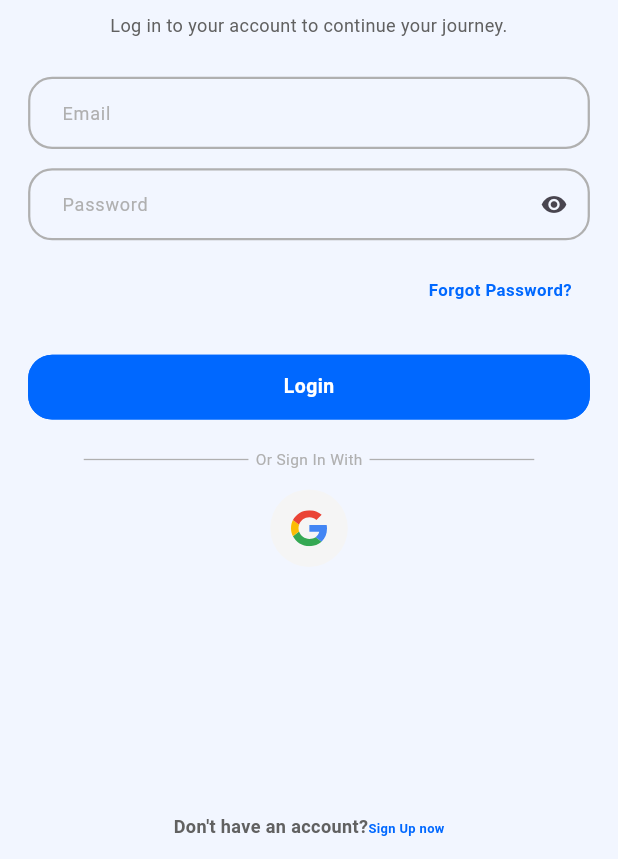
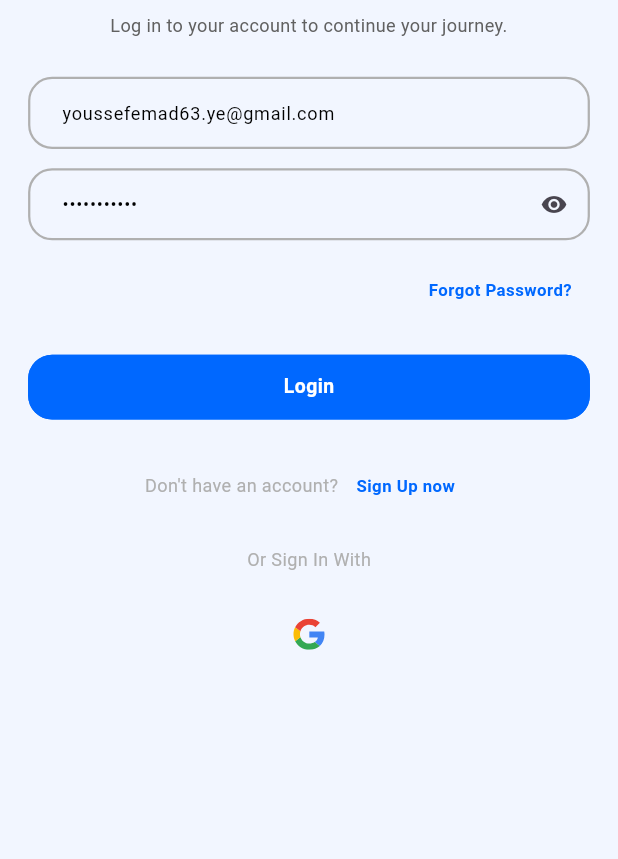
Before and after one commit to youssefemadeldn/Manfaz-Client, a Flutter app: the OtpVerificationView screen opened by its route, after a tap on "Verify", on a phone screen of 412 x 824 dp, the part 377-1236 px from its top. Run offline on Flutter 3.47's test engine with Material 3 defaults, Android fonts, the phone set to English and light mode, and no system bars; our stand-ins replace bloc, buttons_tabbar, connectivity_plus, dartz, dio, easy_localization and 9 more; network calls fail; Roboto replaces fonts that are missing (Poppins).

Commit message:
finish login feather

```diff
--- a/lib/core/network/api_constant.dart
+++ b/lib/core/network/api_constant.dart
@@ -4,7 +4,7 @@ class ApiConstant {
   static const String userToken = '';
 
   // EntPoints
-  static const String loginEP = '';
+  static const String loginEP = 'login';
   static const String signUpEP = 'register';
   static const String homeEP = '';
 }
--- a/lib/core/routes/app_router.dart
+++ b/lib/core/routes/app_router.dart
@@ -7,11 +7,11 @@ import 'package:manfaz/features/login/presentation/view/login_view.dart';
 import 'package:manfaz/features/login/presentation/view/otp_verification_view.dart';
 import 'package:manfaz/features/login/presentation/view/success_verification_view.dart';
 import 'package:manfaz/features/onBoardings/presentation/views/on_boarding_view.dart';
-import 'package:manfaz/features/register/domain/use_cases/register_use_case.dart';
 import '../../features/freelancer_profile/presentation/views/freelancer_profile_view.dart';
 import '../../features/google_maps/presentation/controller/google_maps_cubit/google_maps_cubit.dart';
 import '../../features/google_maps/presentation/views/get_user_location_view.dart';
 import '../../features/home_service_details/presentation/views/home_service_details_view.dart';
+import '../../features/login/presentation/controller/login_cubit/login_cubit.dart';
 import '../../features/people_list_view/presentation/views/people_list_view_view.dart';
 import '../../features/register/presentation/controller/register_cubit/register_cubit.dart';
 import '../../features/register/presentation/views/register_view.dart';
@@ -25,7 +25,12 @@ class AppRouter {
         return CupertinoPageRoute(builder: (_) => const OnBoardingView());
 
       case Routes.loginView:
-        return CupertinoPageRoute(builder: (_) => const LoginView());
+        return CupertinoPageRoute(
+          builder: (_) => BlocProvider(
+            create: (context) => getIt<LoginCubit>(),
+            child:  LoginView(),
+          ),
+        );
       //
       case Routes.registerView:
         return CupertinoPageRoute(
--- /dev/null
+++ b/lib/features/login/domain/use_cases/login_use_case.dart
@@ -0,0 +1,22 @@
+import 'package:dartz/dartz.dart';
+import 'package:injectable/injectable.dart';
+import 'package:manfaz/core/error/failure.dart';
+import 'package:manfaz/features/login/data/models/login_model.dart';
+import 'package:manfaz/features/login/domain/repo/base_login_repo.dart';
+
+@injectable
+class LoginUseCase {
+  final BaseLoginRepo baseLoginRepo;
+
+  LoginUseCase(this.baseLoginRepo);
+
+  Future<Either<Failure, LoginModel>> call({
+    required String email,
+    required String password,
+  }) async {
+    return await baseLoginRepo.login(
+      email: email,
+      password: password,
+    );
+  }
+}
--- /dev/null
+++ b/lib/features/login/presentation/controller/login_cubit/login_cubit.dart
@@ -0,0 +1,36 @@
+import 'package:flutter/material.dart';
+import 'package:flutter_bloc/flutter_bloc.dart';
+import 'package:injectable/injectable.dart';
+import 'package:manfaz/features/login/domain/use_cases/login_use_case.dart';
+import 'package:manfaz/features/login/presentation/controller/login_cubit/login_state.dart';
+
+@injectable
+class LoginCubit extends Cubit<LoginState> {
+  LoginUseCase loginUseCase;
+  bool isPasswordVisible = true;
+  var emailController =
+      TextEditingController(text: 'youssefemad63.ye@gmail.com');
+  var passwordController = TextEditingController(text: '01154516292');
+
+  LoginCubit({required this.loginUseCase}) : super(LoginInitial());
+
+  emitLoginState() async {
+    emit(LoginLoading());
+    var either = await loginUseCase.call(
+      email: emailController.text,
+      password: passwordController.text,
+    );
+
+    either.fold(
+      (failure) => emit(LoginError(failure: failure)),
+      (loginModel) => emit(LoginSuccess(loginModel: loginModel)),
+    );
+  }
+
+  @override
+  Future<void> close() {
+    emailController.dispose();
+    passwordController.dispose();
+    return super.close();
+  }
+}
--- /dev/null
+++ b/lib/features/login/presentation/controller/login_cubit/login_state.dart
@@ -0,0 +1,22 @@
+import 'package:flutter/material.dart';
+import 'package:manfaz/core/error/failure.dart';
+import 'package:manfaz/features/login/data/models/login_model.dart';
+
+@immutable
+sealed class LoginState {}
+
+final class LoginInitial extends LoginState {}
+
+final class LoginLoading extends LoginState {}
+
+final class LoginSuccess extends LoginState {
+  final LoginModel loginModel;
+
+  LoginSuccess({required this.loginModel});
+}
+
+final class LoginError extends LoginState {
+  final Failure failure;
+
+  LoginError({required this.failure});
+}
--- a/lib/features/login/presentation/view/login_view.dart
+++ b/lib/features/login/presentation/view/login_view.dart
@@ -1,16 +1,28 @@
 import 'package:easy_localization/easy_localization.dart';
 import 'package:flutter/material.dart';
+import 'package:flutter_bloc/flutter_bloc.dart';
 import 'package:flutter_screenutil/flutter_screenutil.dart';
 import 'package:flutter_svg/svg.dart';
+import 'package:manfaz/core/helper/dialog_helper.dart';
+import 'package:manfaz/core/helper/regex_helper.dart';
 import 'package:manfaz/core/theme/app_colors.dart';
 import 'package:manfaz/core/theme/app_styles.dart';
 import 'package:manfaz/core/widgets/cus_text_button.dart';
 import 'package:manfaz/core/widgets/cus_text_form_field.dart';
+import 'package:manfaz/features/login/presentation/controller/login_cubit/login_cubit.dart';
+import 'package:manfaz/features/login/presentation/controller/login_cubit/login_state.dart';
 
 import '../../../../core/routes/routes.dart';
 
-class LoginView extends StatelessWidget {
-  const LoginView({super.key});
+class LoginView extends StatefulWidget {
+  LoginView({super.key});
+
+  @override
+  State<LoginView> createState() => _LoginViewState();
+}
+
+class _LoginViewState extends State<LoginView> {
+  final formKey = GlobalKey<FormState>();
 
   @override
   Widget build(BuildContext context) {
@@ -18,15 +30,36 @@ class LoginView extends StatelessWidget {
       backgroundColor: AppColors.background,
       body: Stack(
         children: [
-          // Positioned.fill(
-          //   child: Image.asset(
-          //     'assets/images/background.png',
-          //     fit: BoxFit.cover,
-          //   ),
-          // ),
           SingleChildScrollView(
             child: Padding(
               padding: EdgeInsets.symmetric(horizontal: 20.w, vertical: 50.h),
+              child: BlocListener<LoginCubit, LoginState>(
+                listener: (context, state) {
+                  switch (state) {
+                    case LoginLoading():
+                      DialogHelper.showLoadingDialog(
+                        context: context,
+                        indicatorColor: AppColors.primary,
+                      );
+                    case LoginSuccess():
+                      DialogHelper.hideLoadingDialog(context);
+                      Navigator.pushReplacementNamed(
+                        context,
+                        Routes.cusBottomNavigationBar,
+                      );
+                    case LoginError():
+                      DialogHelper.hideLoadingDialog(context);
+                      DialogHelper.showCustomDialog(
+                        context: context,
+                        title: Text(state.failure.failureTitle),
+                        content: Text(state.failure.errorMessage),
+                      );
+                    case LoginInitial():
+                      break;
+                  }
+                },
+                child: Form(
+                  key: formKey,
                   child: Column(
                     crossAxisAlignment: CrossAxisAlignment.center,
                     children: [
@@ -57,15 +90,45 @@ class LoginView extends StatelessWidget {
                       CusTextFormField(
                         fillColor: AppColors.background,
                         hintText: 'email'.tr(),
-                    validator: (value) {},
+                        controller: context.read<LoginCubit>().emailController,
+                        validator: (value) {
+                          if (value == null || value.isEmpty) {
+                            return 'login.email_required'.tr();
+                          }
+                          if (!RegexHelper.isValidEmail(value)) {
+                            return 'login.email_validation'.tr();
+                          }
+                          return null;
+                        },
                       ),
                       SizedBox(height: 15.h),
                       CusTextFormField(
                         fillColor: AppColors.background,
                         hintText: 'password'.tr(),
-                    validator: (value) {},
-                    suffixIcon: Icon(
+                        controller:
+                            context.read<LoginCubit>().passwordController,
+                        validator: (value) {
+                          if (value == null || value.isEmpty) {
+                            return 'login.password_required'.tr();
+                          }
+                          if (value.length < 8) {
+                            return 'login.password_validation'.tr();
+                          }
+                          return null;
+                        },
+                        isObscureText:
+                            context.read<LoginCubit>().isPasswordVisible,
+                        suffixIcon: IconButton(
+                          onPressed: () {
+                            setState(() {
+                              context.read<LoginCubit>().isPasswordVisible =
+                                  !context.read<LoginCubit>().isPasswordVisible;
+                            });
+                            // .togglePasswordVisibility();
+                          },
+                          icon: Icon(
                             Icons.visibility,
+                          ),
                         ),
                       ),
                       SizedBox(height: 10.h),
@@ -86,11 +149,12 @@ class LoginView extends StatelessWidget {
                       ),
                       SizedBox(height: 20.h),
                       CusTextButton(
-                    buttonText: 'login'.tr(),
+                        buttonText: 'login.login'.tr(),
                         textStyle: AppStyles.buttonText,
                         onPressed: () {
-                      Navigator.pushNamed(
-                          context, Routes.cusBottomNavigationBar);
+                          if (formKey.currentState!.validate()) {
+                            context.read<LoginCubit>().emitLoginState();
+                          }
                         },
                         backgroundColor: AppColors.primary,
                         borderSideColor: AppColors.primary,
@@ -99,65 +163,66 @@ class LoginView extends StatelessWidget {
                       Row(
                         mainAxisAlignment: MainAxisAlignment.center,
                         children: [
-                      Container(
-                        height: 1.h,
-                        color: AppColors.grey,
-                        width: 117.26.w,
+                          Text(
+                            'no_account'.tr(),
+                            style: AppStyles.bodyText2,
                           ),
-                      SizedBox(width: 5.w),
-                      Text(
-                        'or_sign_in_with'.tr(),
-                        style: AppStyles.bodyText3,
-                        textAlign: TextAlign.center,
-                      ),
-                      SizedBox(width: 5.w),
-                      Container(
-                        height: 1.h,
-                        color: AppColors.grey,
-                        width: 117.26.w,
-                      ),
-                    ],
-                  ),
-                  SizedBox(height: 15.h),
-                  CircleAvatar(
-                    radius: 30.r,
-                    backgroundColor: AppColors.lightGrey,
-                    child: IconButton(
-                        onPressed: () {},
-                        icon: SvgPicture.asset('assets/svg/google.svg')),
-                  ),
-                  SizedBox(height: 20.h),
-                ],
+                          TextButton(
+                            onPressed: () {
+                              Navigator.pushNamed(context, Routes.registerView);
+                            },
+                            child: Text(
+                              'sign_up_now'.tr(),
+                              style: AppStyles.buttonText.copyWith(
+                                color: AppColors.primary,
+                                fontSize: 13.sp,
                               ),
                             ),
                           ),
                         ],
                       ),
-      bottomNavigationBar: Container(
-        alignment: Alignment.center,
-        height: 50.h,
-        child: InkWell(
-          onTap: () => Navigator.pushNamed(context, Routes.registerView),
-          child: Text.rich(
-            TextSpan(
-              text: "no_account".tr(),
-              style: AppStyles.bodyText2.copyWith(
-                color: AppColors.darkGrey,
-                fontWeight: FontWeight.w600,
+                      SizedBox(height: 20.h),
+                      Text(
+                        'or_sign_in_with'.tr(),
+                        style: AppStyles.bodyText2,
                       ),
+                      SizedBox(height: 20.h),
+                      Row(
+                        mainAxisAlignment: MainAxisAlignment.center,
                         children: [
-                TextSpan(
-                  text: 'sign_up_now'.tr(),
-                  style: AppStyles.smallText.copyWith(
-                    color: AppColors.primary,
-                    fontWeight: FontWeight.bold,
+                          IconButton(
+                            onPressed: () {},
+                            icon: SvgPicture.asset(
+                              'assets/svg/google.svg',
+                              height: 24.h,
                             ),
+                          ),
+                          // SizedBox(width: 20.w),
+                          // IconButton(
+                          //   onPressed: () {},
+                          //   icon: SvgPicture.asset(
+                          //     'assets/icons/facebook.svg',
+                          //     height: 24.h,
+                          //   ),
+                          // ),
+                          // SizedBox(width: 20.w),
+                          // IconButton(
+                          //   onPressed: () {},
+                          //   icon: SvgPicture.asset(
+                          //     'assets/icons/apple.svg',
+                          //     height: 24.h,
+                          //   ),
+                          // ),
+                        ],
                       ),
                     ],
                   ),
                 ),
               ),
             ),
+          ),
+        ],
+      ),
     );
   }
 }
```
Also changed, not shown: assets/lang/ar.json (+11 -1 lines), assets/lang/en.json (+12 -1 lines), lib/features/login/data/data_source/remote/base_login_remote_data_source.dart (added, +10 -0 lines), lib/features/login/data/data_source/remote/login_remote_data_source.dart (added, +60 -0 lines), lib/features/login/data/models/login_model.dart (added, +48 -0 lines), lib/features/login/data/repo/login_repo_impl.dart (added, +24 -0 lines), lib/features/login/domain/repo/base_login_repo.dart (added, +10 -0 lines), lib/features/register/presentation/views/register_view.dart (+32 -7 lines), lib/core/di/di.config.dart. Lines whose indentation alone changed are shown as unchanged.
